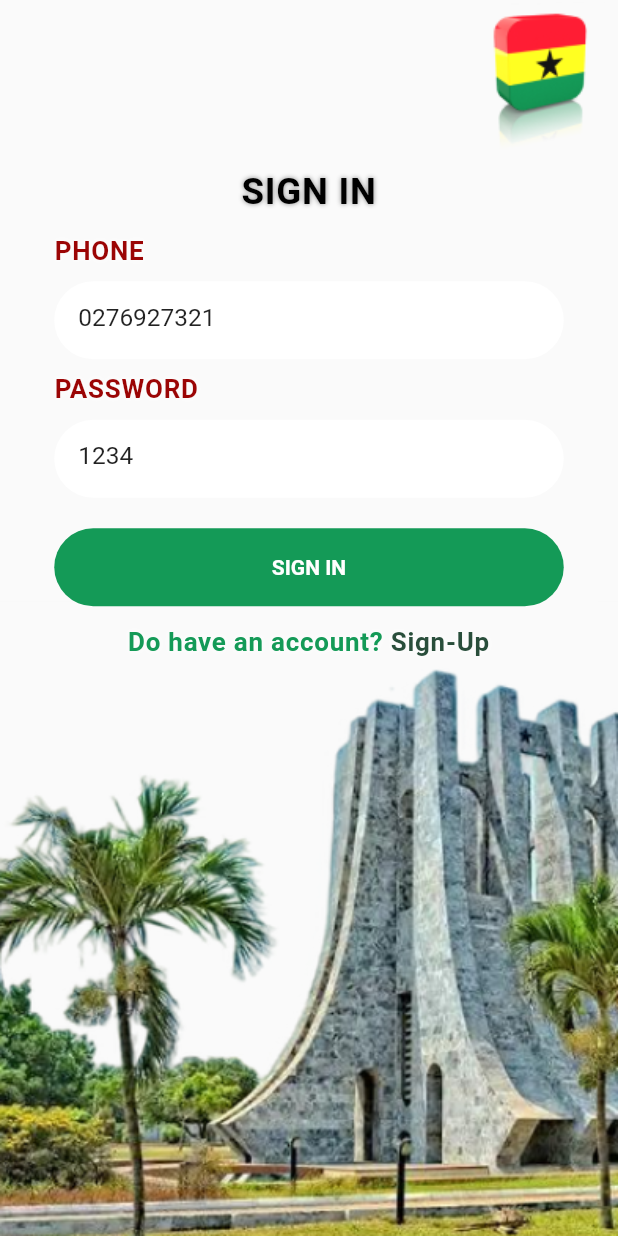
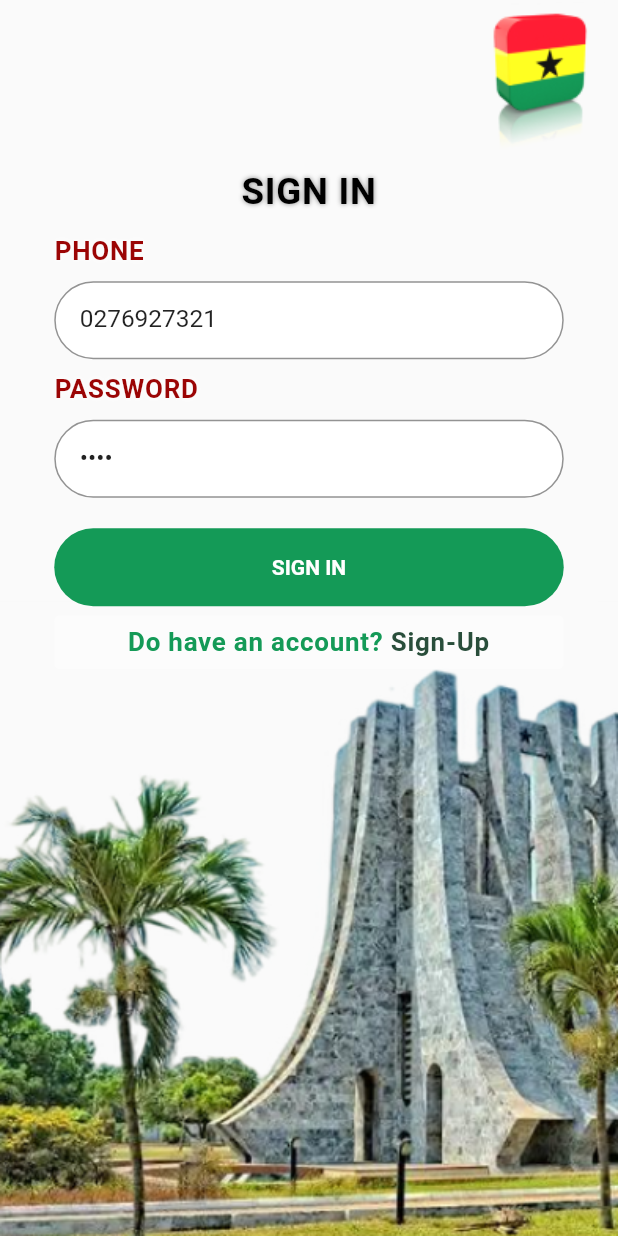
Before and after one commit to StanleyAbotsikuma/nears_mobile, a Flutter app: the screen it shows after launch, on a phone screen of 412 x 824 dp. Run offline on Flutter 3.47's test engine with Material 2 defaults, Android fonts, the light colour scheme and no system bars; our stand-ins replace calendar_date_picker2, cool_alert, device_info_plus, dio, flutter_screenutil, flutter_secure_storage and 7 more; missing offline and left inert: flutter_webrtc; Roboto replaces fonts that are missing (Jura).

Commit message:
check point

```diff
--- a/lib/screens/calls.dart
+++ b/lib/screens/calls.dart
@@ -11,7 +11,6 @@ import 'package:provider/provider.dart';
 import 'package:web_socket_channel/web_socket_channel.dart';
 
 import '../configs/connections.dart';
-import '../configs/images.dart';
 import '../utils/app_provider.dart';
 
 class CallScreen extends StatefulWidget {
--- a/lib/screens/home.dart
+++ b/lib/screens/home.dart
@@ -1,5 +1,4 @@
 import 'dart:convert';
-
 import 'package:cool_alert/cool_alert.dart';
 import 'package:flutter/material.dart';
 import 'package:flutter_screenutil/flutter_screenutil.dart';
@@ -8,9 +7,7 @@ import 'package:gap/gap.dart';
 import 'package:geolocator/geolocator.dart';
 import 'package:google_fonts/google_fonts.dart';
 import 'package:nears/configs/colors.dart';
-import 'package:nears/screens/widgets.dart';
 import 'package:provider/provider.dart';
-
 import '../configs/images.dart';
 import '../utils/app_provider.dart';
 import '../utils/functions.dart';
--- a/lib/screens/signin.dart
+++ b/lib/screens/signin.dart
@@ -98,7 +98,7 @@ class _SigninScreenState extends State<SigninScreen> {
                           Gap(10.h),
                           label("PASSWORD"),
                           Gap(10.h),
-                          textField(passwordController),
+                          textFieldPassword(passwordController),
                           Gap(20.h),
                           button("SIGN IN", () async {
                             if (phoneNumberController.text.isNotEmpty &&
@@ -160,6 +160,10 @@ class _SigninScreenState extends State<SigninScreen> {
                             // Navigator.pushNamed(context, "/home");
                           }),
                           TextButton(
+                            style: const ButtonStyle(
+                              backgroundColor: MaterialStatePropertyAll(
+                                  Color.fromARGB(97, 255, 255, 255)),
+                            ),
                             onPressed: () {
                               Navigator.pushNamed(context, "/signup_1");
                             },
@@ -174,13 +178,6 @@ class _SigninScreenState extends State<SigninScreen> {
                                         fontSize: 17.sp,
                                         fontWeight: FontWeight.bold,
                                         color: const Color(0xff149A57),
-                                        shadows: const [
-                                          Shadow(
-                                            offset: Offset(0.0, 0.0),
-                                            blurRadius: 5.0,
-                                            color: Colors.white,
-                                          )
-                                        ],
                                       ),
                                     ),
                                     textAlign: TextAlign.center,
@@ -193,13 +190,6 @@ class _SigninScreenState extends State<SigninScreen> {
                                         letterSpacing: .5,
                                         fontSize: 17.sp,
                                         color: const Color(0xff294E3B),
-                                        shadows: const [
-                                          Shadow(
-                                            offset: Offset(0.0, 0.0),
-                                            blurRadius: 5.0,
-                                            color: Colors.white,
-                                          )
-                                        ],
                                       ),
                                     ),
                                     textAlign: TextAlign.center,
--- a/lib/screens/signup_pass.dart
+++ b/lib/screens/signup_pass.dart
@@ -72,11 +72,11 @@ class _SignupScreenPasswordState extends State<SignupScreenPassword> {
                           Gap(40.h),
                           label("ENTER PASSWORD"),
                           Gap(10.h),
-                          textField(passwordController),
+                          textFieldPassword(passwordController),
                           Gap(10.h),
                           label("CONFIRM PASSWORD"),
                           Gap(10.h),
-                          textField(confirmPasswordController),
+                          textFieldPassword(confirmPasswordController),
                           Gap(45.h),
                           button("COMPLETE", () async {
                             if (passwordController.text.isNotEmpty &&
@@ -137,7 +137,8 @@ class _SignupScreenPasswordState extends State<SignupScreenPassword> {
                               a.then((value) {
                                 if (value["result"] == "success") {
                                   fetchData().then((value) {
-                                    Navigator.pushNamed(context, "/home");
+                                    Navigator.pushNamedAndRemoveUntil(
+                                        context, "/home", (route) => false);
                                   });
                                 }
                               });
--- a/lib/screens/widgets.dart
+++ b/lib/screens/widgets.dart
@@ -36,7 +36,7 @@ Text label(String name) {
         letterSpacing: .5,
         fontWeight: FontWeight.w700,
         fontSize: 17.sp,
-        shadows:  const [
+        shadows: const [
           Shadow(
             offset: Offset(0.0, 0.0),
             blurRadius: 5.0,
@@ -57,8 +57,39 @@ Container textField(TextEditingController controller,
     decoration: BoxDecoration(
       borderRadius: BorderRadius.circular(45),
       color: AppColors.ashLight,
+      border: Border.all(
+        color: const Color.fromARGB(255, 147, 147, 147),
+        width: 1.0,
+      ),
     ),
     child: TextField(
+      style: TextStyle(fontSize: 16.sp),
+      controller: controller,
+      readOnly: date,
+      onTap: date ? onFocusChange : null,
+      decoration: const InputDecoration(
+        border: InputBorder.none,
+        contentPadding: EdgeInsets.symmetric(horizontal: 16),
+      ),
+    ),
+  );
+}
+
+Container textFieldPassword(TextEditingController controller,
+    [bool date = false, final onFocusChange]) {
+  return Container(
+    width: double.infinity,
+    height: 51.h,
+    decoration: BoxDecoration(
+      borderRadius: BorderRadius.circular(45),
+      color: AppColors.ashLight,
+      border: Border.all(
+        color: const Color.fromARGB(255, 147, 147, 147),
+        width: 1.0,
+      ),
+    ),
+    child: TextField(
+      obscureText: true,
       style: TextStyle(fontSize: 16.sp),
       controller: controller,
       readOnly: date,
```
